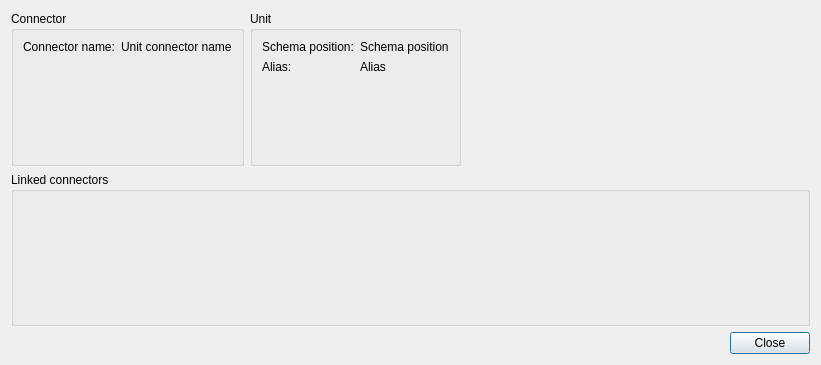
This is src/mdttools/mdttesttool/mdtcablelist/mdtClLinkedUnitConnectorInfoDialog.ui in scandyna/multidiagtools as Qt 5 draws it before an edit. The edited form follows.
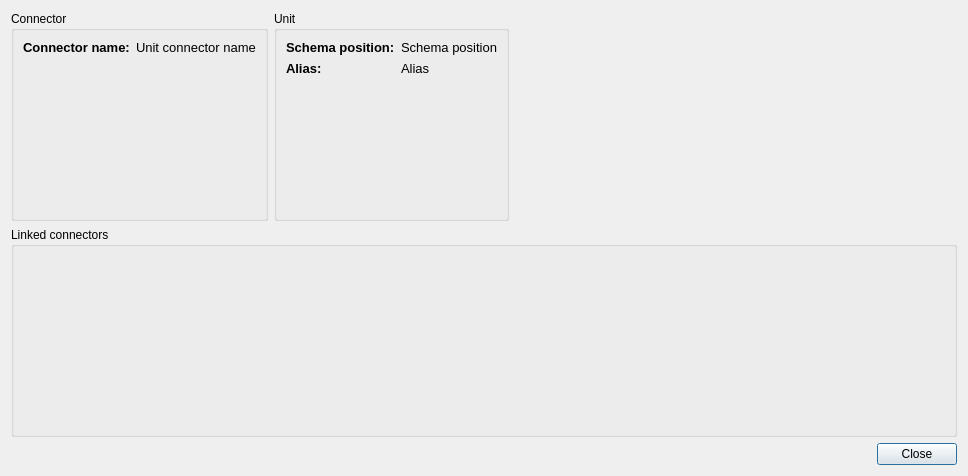
This is the edited form.

What changed in the file:
```diff
--- a/src/mdttools/mdttesttool/mdtcablelist/mdtClLinkedUnitConnectorInfoDialog.ui
+++ b/src/mdttools/mdttesttool/mdtcablelist/mdtClLinkedUnitConnectorInfoDialog.ui
@@ -6,8 +6,8 @@
    <rect>
     <x>0</x>
     <y>0</y>
-    <width>821</width>
-    <height>365</height>
+    <width>968</width>
+    <height>476</height>
    </rect>
   </property>
   <property name="windowTitle">
@@ -24,6 +24,13 @@
        <layout class="QFormLayout" name="formLayout_2">
         <item row="0" column="0">
          <widget class="QLabel" name="lbUnitConnectorNameLabel">
+          <property name="font">
+           <font>
+            <pointsize>10</pointsize>
+            <weight>75</weight>
+            <bold>true</bold>
+           </font>
+          </property>
           <property name="text">
            <string>Connector name:</string>
           </property>
@@ -31,6 +38,11 @@
         </item>
         <item row="0" column="1">
          <widget class="QLabel" name="lbUnitConnectorName">
+          <property name="font">
+           <font>
+            <pointsize>10</pointsize>
+           </font>
+          </property>
           <property name="text">
            <string>Unit connector name</string>
           </property>
@@ -47,6 +59,13 @@
        <layout class="QFormLayout" name="formLayout">
         <item row="0" column="0">
          <widget class="QLabel" name="lbSchemaPositionLabel">
+          <property name="font">
+           <font>
+            <pointsize>10</pointsize>
+            <weight>75</weight>
+            <bold>true</bold>
+           </font>
+          </property>
           <property name="text">
            <string>Schema position:</string>
           </property>
@@ -54,6 +73,11 @@
         </item>
         <item row="0" column="1">
          <widget class="QLabel" name="lbSchemaPosition">
+          <property name="font">
+           <font>
+            <pointsize>10</pointsize>
+           </font>
+          </property>
           <property name="text">
            <string>Schema position</string>
           </property>
@@ -61,6 +85,13 @@
         </item>
         <item row="1" column="0">
          <widget class="QLabel" name="lbAliasLabel">
+          <property name="font">
+           <font>
+            <pointsize>10</pointsize>
+            <weight>75</weight>
+            <bold>true</bold>
+           </font>
+          </property>
           <property name="text">
            <string>Alias:</string>
           </property>
@@ -68,6 +99,11 @@
         </item>
         <item row="1" column="1">
          <widget class="QLabel" name="lbAlias">
+          <property name="font">
+           <font>
+            <pointsize>10</pointsize>
+           </font>
+          </property>
           <property name="text">
            <string>Alias</string>
           </property>
```
